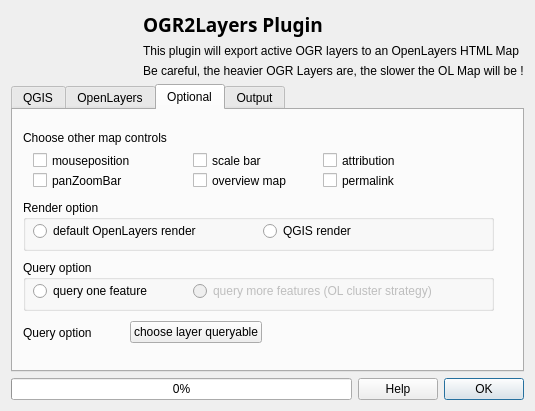
Qt form ui_OGR2Layers_new.ui (lucadelu/OGR2Layers) before a commit.
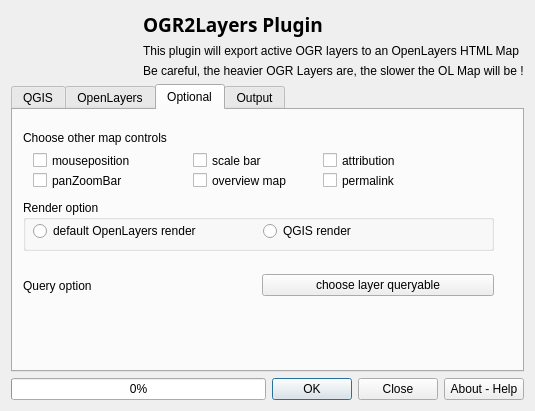
The same form after that commit. The open tabs and pages were chosen to show the change. Icons and pictures are not drawn.

```diff
--- a/ui_OGR2Layers_new.ui
+++ b/ui_OGR2Layers_new.ui
@@ -447,54 +447,12 @@
         </property>
        </widget>
       </widget>
-      <widget class="QGroupBox" name="groupBox_2">
+      <widget class="QWidget" name="layoutWidget">
        <property name="geometry">
         <rect>
          <x>10</x>
-         <y>150</y>
+         <y>160</y>
          <width>471</width>
-         <height>51</height>
-        </rect>
-       </property>
-       <property name="title">
-        <string>Query option</string>
-       </property>
-       <widget class="QRadioButton" name="query">
-        <property name="geometry">
-         <rect>
-          <x>10</x>
-          <y>20</y>
-          <width>132</width>
-          <height>22</height>
-         </rect>
-        </property>
-        <property name="text">
-         <string>query one feature</string>
-        </property>
-       </widget>
-       <widget class="QRadioButton" name="query_2">
-        <property name="enabled">
-         <bool>false</bool>
-        </property>
-        <property name="geometry">
-         <rect>
-          <x>170</x>
-          <y>20</y>
-          <width>275</width>
-          <height>22</height>
-         </rect>
-        </property>
-        <property name="text">
-         <string>query more features (OL cluster strategy)</string>
-        </property>
-       </widget>
-      </widget>
-      <widget class="QWidget" name="">
-       <property name="geometry">
-        <rect>
-         <x>10</x>
-         <y>207</y>
-         <width>239</width>
          <height>31</height>
         </rect>
        </property>
@@ -558,13 +516,6 @@
        </property>
       </widget>
      </item>
-     <item>
-      <widget class="QPushButton" name="helpButton">
-       <property name="text">
-        <string>Help</string>
-       </property>
-      </widget>
-     </item>
      <item>
       <widget class="QDialogButtonBox" name="buttonBox">
        <property name="sizePolicy">
@@ -574,7 +525,14 @@
         </sizepolicy>
        </property>
        <property name="standardButtons">
-        <set>QDialogButtonBox::Ok</set>
+        <set>QDialogButtonBox::Close|QDialogButtonBox::Ok</set>
+       </property>
+      </widget>
+     </item>
+     <item>
+      <widget class="QPushButton" name="helpButton">
+       <property name="text">
+        <string>About - Help</string>
        </property>
       </widget>
      </item>
```
Left out of the diff: 19 changed lines with no effect on the pictures.
